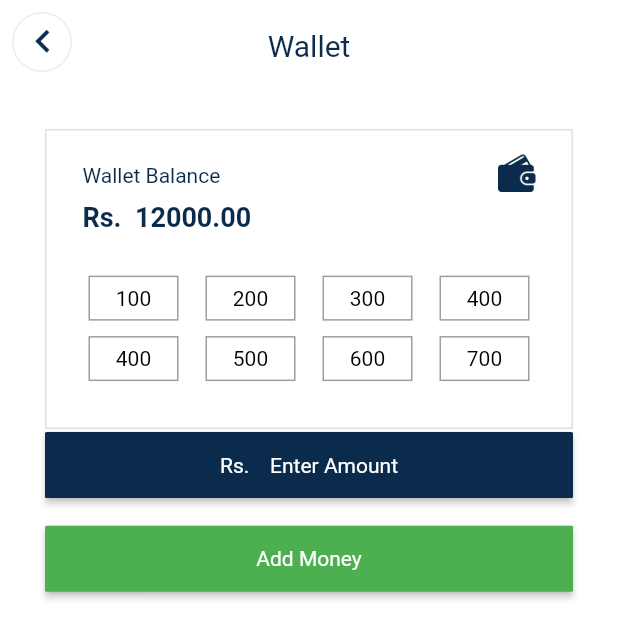
After one commit to Rayarmohan/Jambo-Taxi-app, a Flutter app: the AddMoneyToWallet screen opened directly, on a phone screen of 412 x 824 dp. The commit adds this screen. Shown: the top 639 px of the screen. Run offline on Flutter 3.47's test engine with Material 3 defaults, Android fonts, the phone set to English and light mode, and no system bars; our stand-ins replace dotted_border, flutter_rating_bar, flutter_screenutil, flutter_svg, get; Roboto replaces fonts that are missing (SF Pro Display).

Commit message:
screens of wallets

```diff
--- /dev/null
+++ b/lib/features/wallet/add_money_wallet_screen.dart
@@ -0,0 +1,208 @@
+import 'package:flutter/material.dart';
+import 'package:flutter_screenutil/flutter_screenutil.dart';
+import 'package:get/get.dart';
+import 'package:get/get_core/src/get_main.dart';
+import 'package:jambotaxi/utils/color/app_colors.dart';
+import 'package:jambotaxi/widgets/custom_app_bar.dart';
+import 'package:jambotaxi/widgets/custom_button.dart';
+import 'package:jambotaxi/widgets/custom_images.dart';
+
+class AddMoneyToWallet extends StatelessWidget {
+  const AddMoneyToWallet({super.key});
+
+  @override
+  Widget build(BuildContext context) {
+    return Scaffold(
+      appBar: CustomAppBar(
+        title: Text(
+          "Wallet",
+          style: Theme.of(context)
+              .textTheme
+              .displayMedium!
+              .copyWith(height: 1.7, color: AppColors.primeryColor),
+        ),
+        leading: Padding(
+          padding: EdgeInsets.all(8.0),
+          child: InkWell(
+            onTap: () {
+              Get.back();
+            },
+            child: CustomPngImage(
+              imageName: "assets/images/arrow_back.png",
+              height: 30,
+              width: 30,
+            ),
+          ),
+        ),
+      ),
+      body: SafeArea(
+          child: Padding(
+        padding: EdgeInsets.all(30),
+        child: Column(
+          children: [
+            Container(
+              height: 200,
+              padding: EdgeInsets.symmetric(horizontal: 24, vertical: 16),
+              decoration: BoxDecoration(
+                border: Border.all(color: Colors.grey.shade300),
+                borderRadius: BorderRadius.circular(0),
+              ),
+              child: Column(
+                children: [
+                  Row(
+                    mainAxisAlignment: MainAxisAlignment.spaceBetween,
+                    crossAxisAlignment: CrossAxisAlignment.start,
+                    children: [
+                      Column(
+                        crossAxisAlignment: CrossAxisAlignment.start,
+                        children: [
+                          Text(
+                            'Wallet Balance',
+                            style: Theme.of(context)
+                                .textTheme
+                                .bodyMedium!
+                                .copyWith(
+                                    height: 1.7, color: AppColors.primeryColor),
+                          ),
+                          Text(
+                            'Rs.  12000.00',
+                            style: Theme.of(context)
+                                .textTheme
+                                .titleLarge!
+                                .copyWith(
+                                    height: 1.7, color: AppColors.primeryColor),
+                          ),
+                        ],
+                      ),
+                      CustomPngImage(
+                        imageName: "assets/images/wallet.png",
+                        height: 25,
+                        width: 25,
+                      ),
+                    ],
+                  ),
+                  SizedBox(
+                    height: 25.h,
+                  ),
+                  Column(
+                    crossAxisAlignment: CrossAxisAlignment.start,
+                    children: [
+                      Row(
+                        mainAxisAlignment: MainAxisAlignment.spaceEvenly,
+                        children: [
+                          Container(
+                            height: 30,
+                            width: 60,
+                            decoration: BoxDecoration(
+                                border: Border.all(color: Colors.grey)),
+                            child: Center(child: Text("100")),
+                          ),
+                          SizedBox(
+                            width: 10,
+                          ),
+                          Container(
+                            height: 30,
+                            width: 60,
+                            decoration: BoxDecoration(
+                                border: Border.all(color: Colors.grey)),
+                            child: Center(child: Text("200")),
+                          ),
+                          SizedBox(
+                            width: 10,
+                          ),
+                          Container(
+                            height: 30,
+                            width: 60,
+                            decoration: BoxDecoration(
+                                border: Border.all(color: Colors.grey)),
+                            child: Center(child: Text("300")),
+                          ),
+                          SizedBox(
+                            width: 10,
+                          ),
+                          Container(
+                            height: 30,
+                            width: 60,
+                            decoration: BoxDecoration(
+                                border: Border.all(color: Colors.grey)),
+                            child: Center(child: Text("400")),
+                          ),
+                        ],
+                      ),
+                      SizedBox(
+                        height: 10.h,
+                      ),
+                      Row(
+                        mainAxisAlignment: MainAxisAlignment.spaceEvenly,
+                        children: [
+                          Container(
+                            height: 30,
+                            width: 60,
+                            decoration: BoxDecoration(
+                                border: Border.all(color: Colors.grey)),
+                            child: Center(child: Text("400")),
+                          ),
+                          SizedBox(
+                            width: 10,
+                          ),
+                          Container(
+                            height: 30,
+                            width: 60,
+                            decoration: BoxDecoration(
+                                border: Border.all(color: Colors.grey)),
+                            child: Center(child: Text("500")),
+                          ),
+                          SizedBox(
+                            width: 10,
+                          ),
+                          Container(
+                            height: 30,
+                            width: 60,
+                            decoration: BoxDecoration(
+                                border: Border.all(color: Colors.grey)),
+                            child: Center(child: Text("600")),
+                          ),
+                          SizedBox(
+                            width: 10,
+                          ),
+                          Container(
+                            height: 30,
+                            width: 60,
+                            decoration: BoxDecoration(
+                                border: Border.all(color: Colors.grey)),
+                            child: Center(child: Text("700")),
+                          ),
+                        ],
+                      )
+                    ],
+                  ),
+                ],
+              ),
+            ),
+            CustomButton(
+              height: 44,
+              width: 1.sw,
+              onPressed: () {
+                print("clicked");
+              },
+              text: "Rs.    Enter Amount",
+              color: AppColors.primeryColor,
+            ),
+            SizedBox(
+              height: 14.h,
+            ),
+            CustomButton(
+              height: 44,
+              width: 1.sw,
+              onPressed: () {
+                print("clicked");
+              },
+              text: "Add Money",
+              color: AppColors.green,
+            )
+          ],
+        ),
+      )),
+    );
+  }
+}
--- a/lib/features/welcome/nested_screens/profilepicture_screen.dart
+++ b/lib/features/welcome/nested_screens/profilepicture_screen.dart
@@ -1,4 +1,4 @@
-// ignore_for_file: prefer_const_constructors, prefer_const_literals_to_create_immutables
+// ignore_for_file: prefer_const_constructors, prefer_const_literals_to_create_immutables, unnecessary_import
 
 import 'package:flutter/material.dart';
 import 'package:flutter/widgets.dart';
--- a/lib/features/welcome/welcome_screen.dart
+++ b/lib/features/welcome/welcome_screen.dart
@@ -32,6 +32,7 @@ class WelcomeScreen extends StatelessWidget {
       body: Padding(
         padding: EdgeInsets.all(20),
         child: Center(
+          child: SingleChildScrollView(
             child: Column(
               crossAxisAlignment: CrossAxisAlignment.center,
               children: [
@@ -124,6 +125,7 @@ class WelcomeScreen extends StatelessWidget {
             ),
           ),
         ),
+      ),
     );
   }
 
@@ -167,7 +169,7 @@ class WelcomeScreen extends StatelessWidget {
                 onPressed: () {
                   Get.back();
                 },
-                text: "Continue",
+                text: "Got it",
                 color: AppColors.primeryColor,
               )
             ],
--- a/lib/utils/route/route.dart
+++ b/lib/utils/route/route.dart
@@ -48,4 +48,5 @@ appRoutes() => [
       GetPage(name: AppRoute.home, page: () => const Home()),
       GetPage(name: AppRoute.bottom_nav, page: () => const Bottom_Navigation()),
       GetPage(name: AppRoute.ride_request, page: () => const Ride_Request()),
+
     ];
--- a/lib/utils/route/route_name.dart
+++ b/lib/utils/route/route_name.dart
@@ -1,3 +1,4 @@
+
 // ignore_for_file: non_constant_identifier_names
 
 class AppRoute {
```
Also changed, not shown: lib/features/wallet/wallet_screen.dart (added, +156 -0 lines), lib/features/wallet/widgets/custom_addmoney.dart (added, +67 -0 lines), assets/images/wallet.png (added), lib/features/wallet/wallet_controller.dart (added), lib/main.dart (line endings or trailing spaces). Lines whose indentation alone changed are shown as unchanged.
